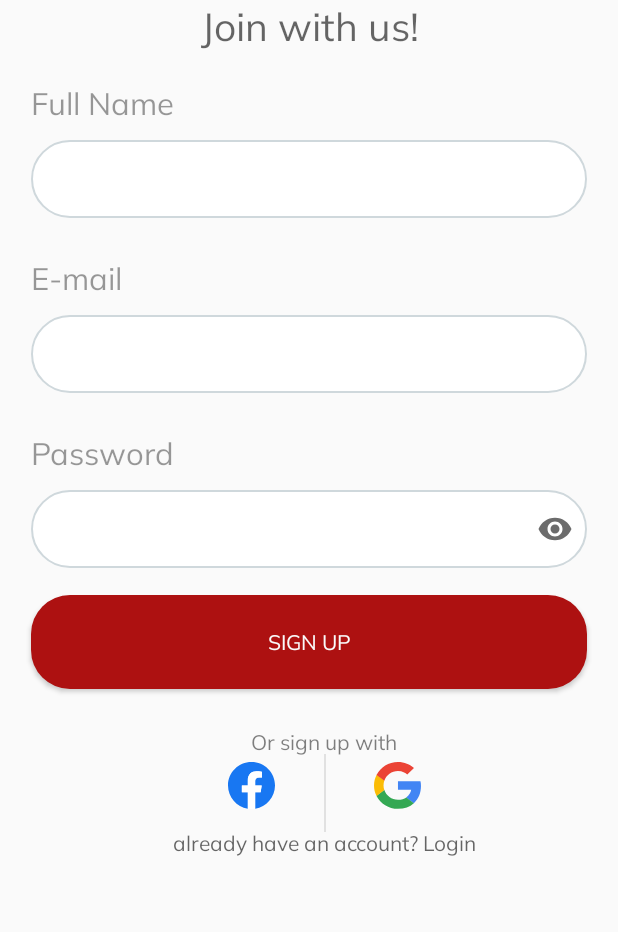
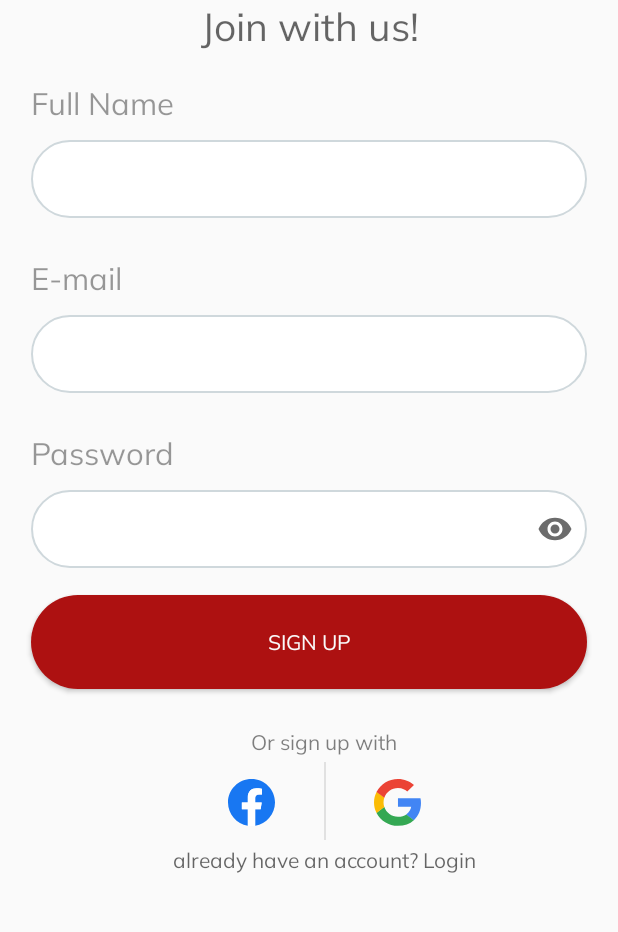
Before and after one commit to Lemon-Cake-Organization/Spacetoon-App, an Android app: the layout fragment_sign_up.xml on its own in the app's theme, with its tools: preview values and no code run, on a phone screen of 412 x 824 dp, the part 172-1104 px from its top. Run offline under Robolectric (Android 15) with nearby library versions, the phone set to English and light mode, and no system bars.

```diff
--- a/app/src/main/java/com/lemon/spacetoonapp/MainActivity.kt
+++ b/app/src/main/java/com/lemon/spacetoonapp/MainActivity.kt
@@ -6,7 +6,7 @@ import android.os.Bundle
 class MainActivity : AppCompatActivity() {
     override fun onCreate(savedInstanceState: Bundle?) {
         super.onCreate(savedInstanceState)
-        setContentView(R.layout.music_player_layout)
+        setContentView(R.layout.fragment_sign_up)
 
     }
 }
--- a/app/src/main/res/layout/fragment_login.xml
+++ b/app/src/main/res/layout/fragment_login.xml
@@ -129,7 +129,7 @@
             android:layout_height="@dimen/_48sdp"
             android:layout_marginHorizontal="@dimen/_16sdp"
             android:layout_marginTop="@dimen/_20sdp"
-            android:background="@drawable/rounded_login_button"
+            android:background="@drawable/rounded_button_background"
             android:text="@string/login"
             android:textAllCaps="false"
             android:textColor="@color/white"
--- a/app/src/main/res/layout/fragment_sign_up.xml
+++ b/app/src/main/res/layout/fragment_sign_up.xml
@@ -120,7 +120,7 @@
             android:layout_marginStart="@dimen/_16sdp"
             android:layout_marginTop="@dimen/_14sdp"
             android:layout_marginEnd="@dimen/_16sdp"
-            android:background="@drawable/my_shape"
+            android:background="@drawable/rounded_button_background"
             android:fontFamily="@font/mulish_medium"
             android:text="@string/sign_up"
             android:textColor="@color/background_color"
@@ -143,9 +143,9 @@
 
         <ImageView
             android:id="@+id/logo_google"
-            android:layout_width="@dimen/_24sdp"
-            android:layout_height="@dimen/_24sdp"
-            android:layout_marginTop="@dimen/_3sdp"
+            android:layout_width="wrap_content"
+            android:layout_height="wrap_content"
+            android:layout_marginTop="@dimen/_12sdp"
             android:src="@drawable/ic_google_login"
             app:layout_constraintEnd_toEndOf="@id/sign_up_with_text"
             app:layout_constraintStart_toEndOf="@id/sign_up_with_text"
@@ -163,9 +163,10 @@
 
         <ImageView
             android:id="@+id/logo_facebook"
-            android:layout_width="@dimen/_24sdp"
-            android:layout_height="@dimen/_24sdp"
-            android:layout_marginTop="@dimen/_3sdp"
+            android:layout_width="wrap_content"
+            android:layout_height="wrap_content"
+            android:layout_marginTop="@dimen/_12sdp"
+            android:adjustViewBounds="true"
             android:src="@drawable/ic_facebook_login"
             app:layout_constraintBottom_toBottomOf="@+id/logo_google"
             app:layout_constraintEnd_toStartOf="@id/sign_up_with_text"
@@ -177,6 +178,7 @@
             android:layout_width="wrap_content"
             android:layout_height="wrap_content"
             android:layout_marginTop="@dimen/_10sdp"
+            android:layout_marginBottom="@dimen/_16sdp"
             android:fontFamily="@font/mulish_medium"
             android:text="@string/already_have_an_account_login"
             android:textColor="@color/black_60"
```
Also changed, not shown: app/src/main/res/drawable/rounded_button_background.xml (renamed from app/src/main/res/drawable/rounded_login_button.xml).
